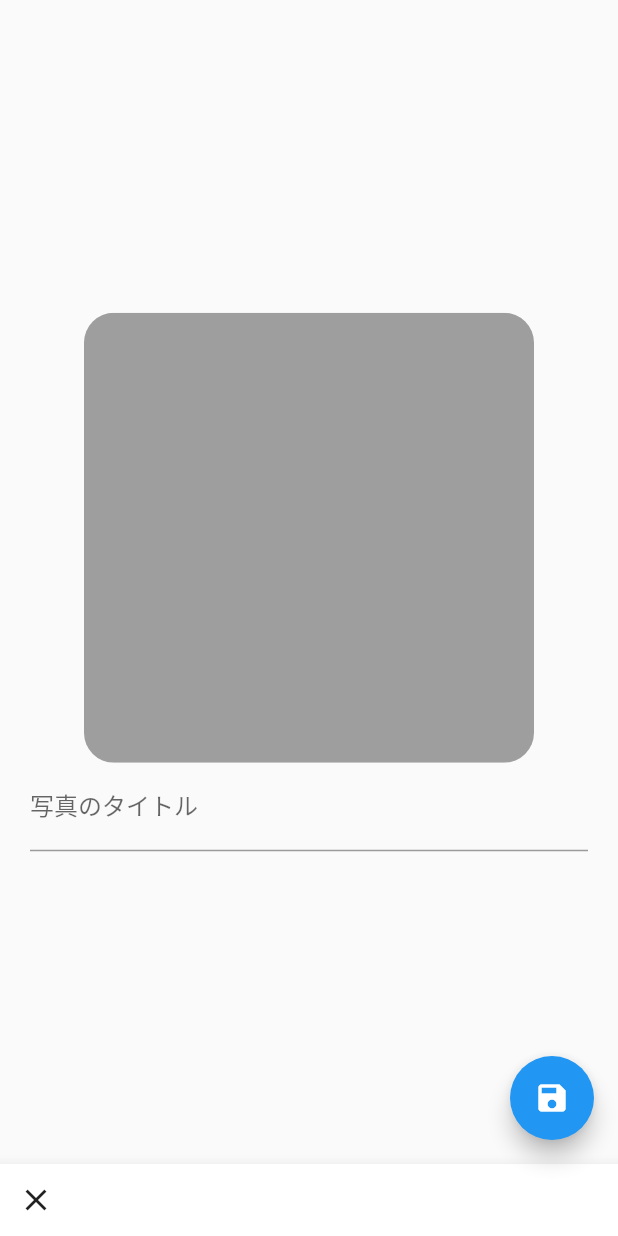
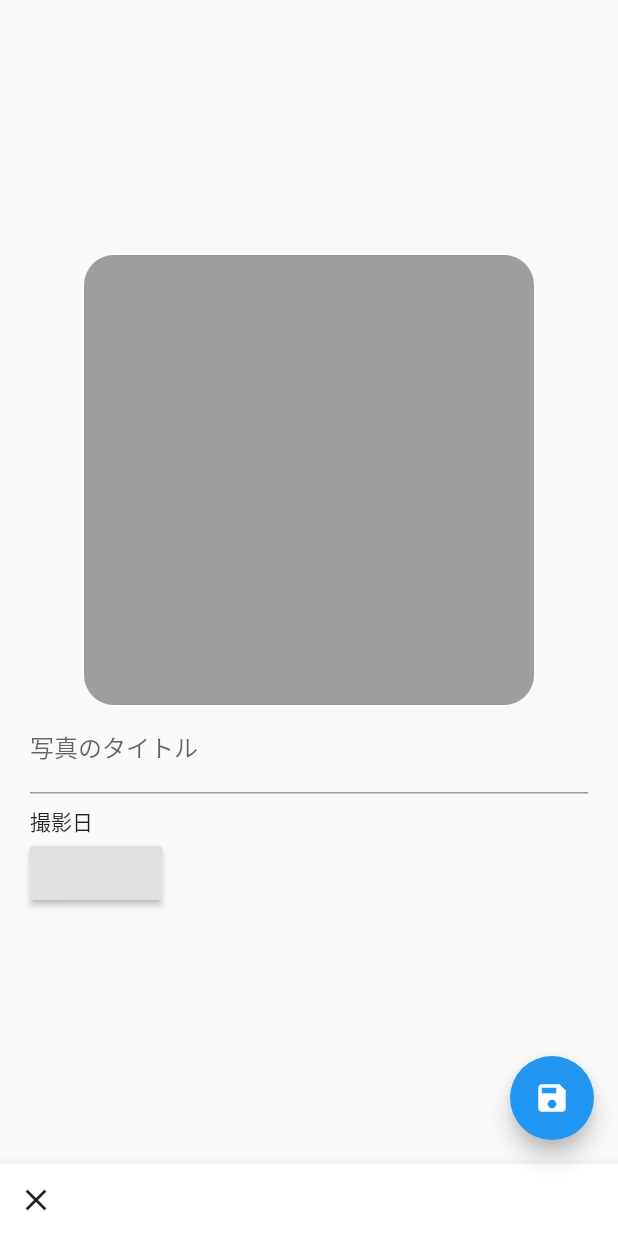
Before and after one commit to monstar-lab/flutter-demonstration, a Flutter app: the FormPage screen opened directly, on a phone screen of 412 x 824 dp. Run offline on Flutter 3.47's test engine with Material 2 defaults, Android fonts, the phone set to English and light mode, and no system bars; our stand-ins replace image_picker, shared_preferences; accounts and stored records are empty.

Commit message:
add datePicker

```diff
--- a/lib/pages/form.dart
+++ b/lib/pages/form.dart
@@ -11,11 +11,13 @@ class FormPage extends StatefulWidget {
 class _FormPageState extends State<FormPage> {
   File _image;
   String _name;
+  String _date;
 
   @override
   initState() {
     super.initState();
     _name = '';
+    _date = '';
   }
 
   Future getImage() async {
@@ -34,12 +36,15 @@ class _FormPageState extends State<FormPage> {
           padding: const EdgeInsets.all(20.0),
           child: Column(
             mainAxisAlignment: MainAxisAlignment.center,
+            crossAxisAlignment: CrossAxisAlignment.start,
             children: <Widget>[
-              ImageForm(
-                image: _image,
-                onPressed: () {
-                  getImage();
-                },
+              Center(
+                child: ImageForm(
+                  image: _image,
+                  onPressed: () {
+                    getImage();
+                  },
+                ),
               ),
               TextField(
                 decoration: InputDecoration(labelText: '写真のタイトル'),
@@ -48,6 +53,27 @@ class _FormPageState extends State<FormPage> {
                     _name = newName;
                   });
                 },
+              ),
+              Padding(padding: EdgeInsets.only(top: 8.0)),
+              Column(
+                crossAxisAlignment: CrossAxisAlignment.start,
+                children: <Widget>[
+                  Text('撮影日'),
+                  RaisedButton(
+                    child: Text(_date),
+                    onPressed: () async {
+                      final date = await showDatePicker(
+                        context: context,
+                        initialDate: DateTime.now().subtract(Duration(days: 7)),
+                        firstDate: DateTime(2018),
+                        lastDate: DateTime.now(),
+                      );
+                      setState(() {
+                        _date = '${date.year}/${date.month}/${date.day}';
+                      });
+                    },
+                  ),
+                ],
               ),
             ],
           ),
@@ -68,12 +94,12 @@ class _FormPageState extends State<FormPage> {
         onPressed: (_image == null)
             ? null
             : () {
-                try{
+                try {
                   saveImage(
                     image: _image,
                     name: _name,
                   );
-                } catch(e) {
+                } catch (e) {
                   print(e);
                 }
                 Navigator.of(context).pop();
```
